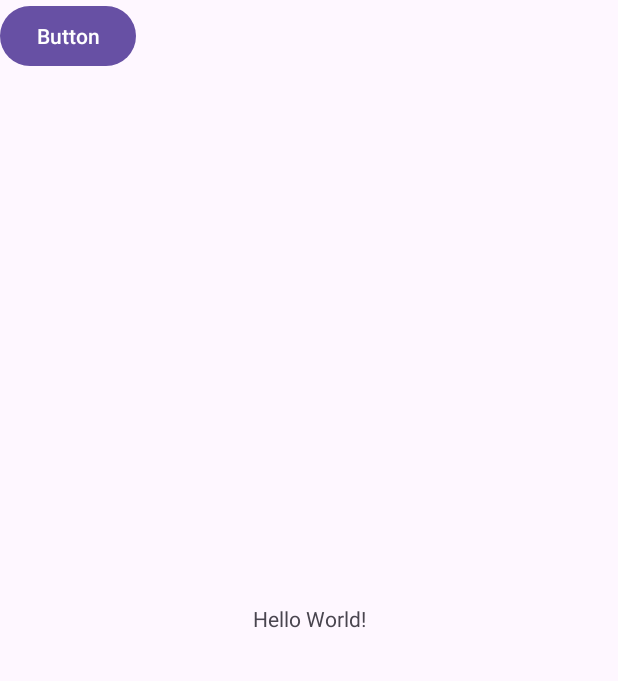
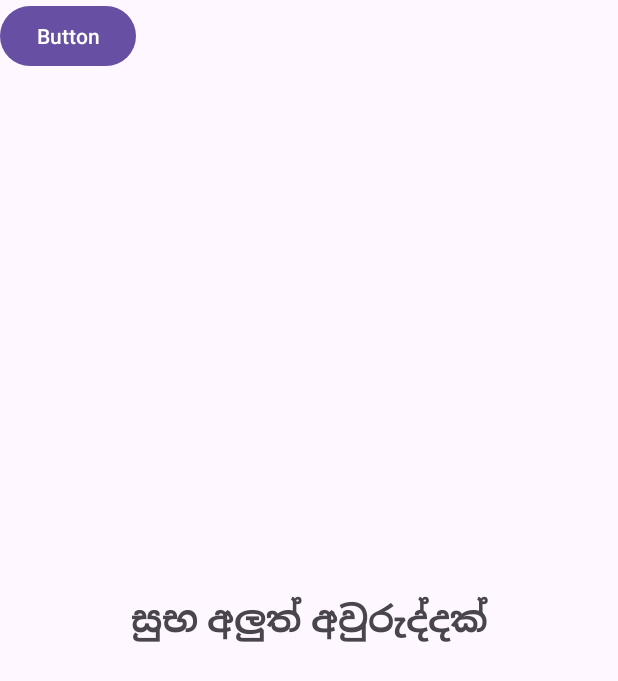
Before and after one commit to isukanimalasuriya/MAD-LabExam2, an Android app: the screen it shows after launch (MainActivity), on a phone screen of 412 x 824 dp. Shown: the top 681 px of the screen. Run offline under Robolectric (Android 15) with nearby library versions, the phone set to English and light mode, and no system bars.

Commit message:
Sinhala text added

```diff
--- a/app/src/main/res/layout/activity_main.xml
+++ b/app/src/main/res/layout/activity_main.xml
@@ -10,7 +10,9 @@
     <TextView
         android:layout_width="wrap_content"
         android:layout_height="wrap_content"
-        android:text="Hello World!"
+        android:text="සුභ අලුත් අවුරුද්දක්"
+        android:textSize="24sp"
+        android:textStyle="bold"
         app:layout_constraintBottom_toBottomOf="parent"
         app:layout_constraintEnd_toEndOf="parent"
         app:layout_constraintStart_toStartOf="parent"
```
